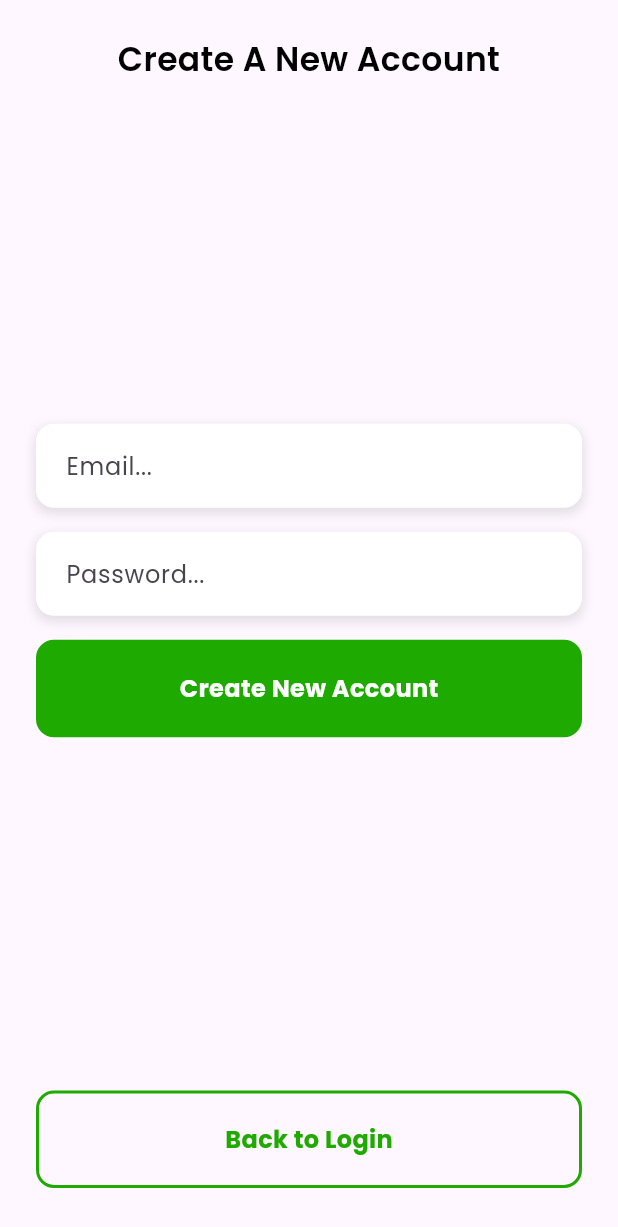
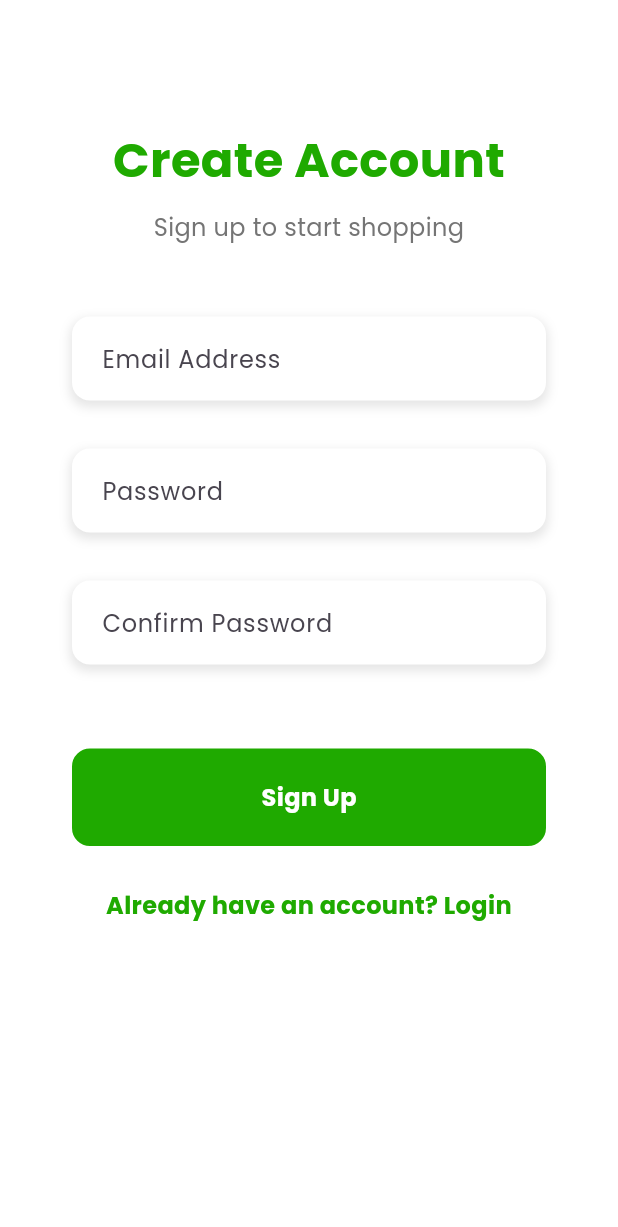
Before and after one commit to Thyon3/flutter-selfcheckout, a Flutter app: the RegisterPage screen opened directly, on a phone screen of 412 x 824 dp. Shown: the top 1227 px of the screen. Run offline on Flutter 3.47's test engine with Material 3 defaults, Android fonts, the phone set to English and light mode, and no system bars; our stand-ins replace cloud_firestore, connectivity_plus, csv, firebase_analytics, firebase_auth, firebase_messaging and 8 more; missing offline and left inert: flutter_barcode_scanner, stripe_payment; accounts and stored records are empty; statements that could not run were skipped.

Commit message:
Add registration screen with user creation

```diff
--- a/lib/screens/register.dart
+++ b/lib/screens/register.dart
@@ -1,9 +1,8 @@
 import 'package:firebase_auth/firebase_auth.dart';
 import 'package:flutter/material.dart';
-import 'package:selfcheckoutapp/screens/login.dart';
+import 'package:selfcheckoutapp/services/firebase_services.dart';
 import 'package:selfcheckoutapp/widgets/custom_button.dart';
 import 'package:selfcheckoutapp/widgets/custom_input.dart';
-import 'package:selfcheckoutapp/constants.dart';
 
 class RegisterPage extends StatefulWidget {
   @override
@@ -11,163 +10,188 @@ class RegisterPage extends StatefulWidget {
 }
 
 class _RegisterPageState extends State<RegisterPage> {
-  //ALERT DIALOG TO DISPLAY ERRORS
-  Future<void> _alertDialogBuilder(String error) async {
-    return showDialog(
+  final TextEditingController _emailController = TextEditingController();
+  final TextEditingController _passwordController = TextEditingController();
+  final TextEditingController _confirmPasswordController = TextEditingController();
+  final FirebaseServices _firebaseServices = FirebaseServices();
+  bool _isLoading = false;
+
+  void _showErrorDialog(String message) {
+    showDialog(
       context: context,
-        barrierDismissible: false,
-        builder: (context) {
-          return AlertDialog(
-            title: Text("Error"),
-            content: Container(
-              child: Text(error),
-            ),
+      builder: (context) => AlertDialog(
+        title: Text('Error'),
+        content: Text(message),
         actions: [
           TextButton(
-                child: Text("Close"),
+            onPressed: () => Navigator.pop(context),
+            child: Text('OK'),
+          ),
+        ],
+      ),
+    );
+  }
+
+  void _showSuccessDialog(String message) {
+    showDialog(
+      context: context,
+      builder: (context) => AlertDialog(
+        title: Text('Success'),
+        content: Text(message),
+        actions: [
+          TextButton(
             onPressed: () {
               Navigator.pop(context);
+              Navigator.pop(context);
             },
-              )
+            child: Text('Login'),
+          ),
         ],
+      ),
     );
-        });
   }
 
-  //FORM INPUT VALUES
-  String _registerEmail = "";
-  String _registerPassword = "";
-
-  //CREATE A NEW ACCOUNT
-  Future<String> _createAccount() async {
-    try {
-      await FirebaseAuth.instance.createUserWithEmailAndPassword(
-          email: _registerEmail, password: _registerPassword);
-      return null;
-    } on FirebaseAuthException catch (e) {
-      if (e.code == 'weak-password') {
-        return ('The password provided is too weak.');
-      } else if (e.code == 'email-already-in-use') {
-        return ('The account already exists for that email.');
-      }
-      return e.message;
-    } catch (e) {
-      return (e);
-    }
+  Future<void> _register() async {
+    if (_emailController.text.isEmpty ||
+        _passwordController.text.isEmpty ||
+        _confirmPasswordController.text.isEmpty) {
+      _showErrorDialog('Please fill in all fields');
+      return;
     }
 
-  //DEFAULT LOADING STATE
-  bool _registerFromLoading = false;
-
-  void _submitForm() async {
-    //SET THE FORM TO LOADING STATE
-    setState(() {
-      _registerFromLoading = true;
-    });
-
-    //RUN THE CREATE ACCOUNT METHOD
-    String _createAccountFeedback = await _createAccount();
-    if (_createAccountFeedback != null) {
-      _alertDialogBuilder(_createAccountFeedback);
-
-      //SET THE FORM TO REGULAR STATE
-      setState(() {
-        _registerFromLoading = false;
-      });
-    } else {
-      //STRING WAS NULL -> HOME PAGE
-      Navigator.pop(context);
-    }
+    if (_passwordController.text != _confirmPasswordController.text) {
+      _showErrorDialog('Passwords do not match');
+      return;
     }
 
-  //FOCUS NODE FOR INPUT FIELDS
-  FocusNode _inputFocusNodePassword;
-
-  //FOCUS ON TO THE TEXT FIELD
-  @override
-  void initState() {
-    _inputFocusNodePassword = FocusNode();
-    super.initState();
+    if (_passwordController.text.length < 6) {
+      _showErrorDialog('Password must be at least 6 characters');
+      return;
     }
 
-  //FOCUS OFF FROM THE TEXT FIELD
-  @override
-  void dispose() {
-    _inputFocusNodePassword.dispose();
-    super.dispose();
+    setState(() => _isLoading = true);
+
+    try {
+      final user = await _firebaseServices.createUserWithEmailAndPassword(
+        _emailController.text.trim(),
+        _passwordController.text,
+      );
+
+      if (user != null) {
+        await _firebaseServices.saveUserData(
+          user.uid,
+          {
+            'email': user.email,
+            'name': user.email?.split('@')[0] ?? 'User',
+            'createdAt': DateTime.now().toIso8601String(),
+          },
+        );
+
+        _showSuccessDialog('Account created successfully!');
+      }
+    } catch (e) {
+      String errorMessage = 'Registration failed';
+      if (e.toString().contains('email-already-in-use')) {
+        errorMessage = 'An account with this email already exists';
+      } else if (e.toString().contains('weak-password')) {
+        errorMessage = 'Password is too weak';
+      } else if (e.toString().contains('invalid-email')) {
+        errorMessage = 'Invalid email address';
+      }
+
+      _showErrorDialog(errorMessage);
+    } finally {
+      setState(() => _isLoading = false);
+    }
   }
 
   @override
   Widget build(BuildContext context) {
     return Scaffold(
+      backgroundColor: Colors.white,
       body: SafeArea(
-        child: Container(
-          width: double.infinity,
+        child: SingleChildScrollView(
+          child: Padding(
+            padding: EdgeInsets.all(24.0),
             child: Column(
-            mainAxisAlignment: MainAxisAlignment.spaceBetween,
+              crossAxisAlignment: CrossAxisAlignment.stretch,
               children: [
-              Container(
-                padding: EdgeInsets.only(
-                  top: 24.0,
+                SizedBox(height: 60.0),
+                Text(
+                  'Create Account',
+                  style: TextStyle(
+                    fontSize: 32.0,
+                    fontWeight: FontWeight.bold,
+                    color: Color(0xff1faa00),
                   ),
+                  textAlign: TextAlign.center,
+                ),
+                SizedBox(height: 10.0),
+                Text(
+                  'Sign up to start shopping',
+                  style: TextStyle(
+                    fontSize: 16.0,
+                    color: Colors.grey[600],
+                  ),
+                  textAlign: TextAlign.center,
+                ),
+                SizedBox(height: 40.0),
+                CustomInput(
+                  hintText: 'Email Address',
+                  textEditingController: _emailController,
+                  textInputType: TextInputType.emailAddress,
+                  enableSuggestions: false,
+                  autocorrect: false,
+                ),
+                SizedBox(height: 16.0),
+                CustomInput(
+                  hintText: 'Password',
+                  textEditingController: _passwordController,
+                  obscureText: true,
+                  enableSuggestions: false,
+                  autocorrect: false,
+                ),
+                SizedBox(height: 16.0),
+                CustomInput(
+                  hintText: 'Confirm Password',
+                  textEditingController: _confirmPasswordController,
+                  obscureText: true,
+                  enableSuggestions: false,
+                  autocorrect: false,
+                ),
+                SizedBox(height: 40.0),
+                CustomBtn(
+                  text: 'Sign Up',
+                  onPressed: _register,
+                  isLoading: _isLoading,
+                ),
+                SizedBox(height: 20.0),
+                GestureDetector(
+                  onTap: () => Navigator.pop(context),
                   child: Text(
-                  "Create A New Account",
+                    'Already have an account? Login',
+                    style: TextStyle(
+                      fontSize: 16.0,
+                      color: Color(0xff1faa00),
+                      fontWeight: FontWeight.bold,
+                    ),
                     textAlign: TextAlign.center,
-                  style: Constants.boldHeading,
                   ),
                 ),
-              Column(
-                children: [
-                  CustomInput(
-                    hintText: "Email...",
-                    textCapitalization: TextCapitalization.none,
-                    textInputType: TextInputType.emailAddress,
-                    onChanged: (value) {
-                      _registerEmail = value;
-                    },
-                    onSubmitted: (value) {
-                      _inputFocusNodePassword.requestFocus();
-                    },
-                    textInputAction: TextInputAction.next,
-                  ),
-                  CustomInput(
-                    hintText: "Password...",
-                    textCapitalization: TextCapitalization.none,
-                    isPasswordField: true,
-                    onChanged: (value) {
-                      _registerPassword = value;
-                    },
-                    onSubmitted: (value) {
-                      _submitForm();
-                    },
-                    focusNode: _inputFocusNodePassword,
-                  ),
-                  CustomBtn(
-                    text: "Create New Account",
-                    onPressed: () {
-                      _submitForm();
-                    },
-                    isLoading: _registerFromLoading,
-                  ),
+                SizedBox(height: 20.0),
               ],
             ),
-              Padding(
-                padding: const EdgeInsets.only(
-                  bottom: 24.0,
-                ),
-                child: CustomBtn(
-                  text: "Back to Login",
-                  onPressed: () {
-                    Navigator.push(context,
-                        MaterialPageRoute(builder: (context) => LoginPage()));
-                  },
-                  outlineBtn: true,
-                ),
-              ),
-            ],
           ),
         ),
       ),
     );
   }
+
+  @override
+  void dispose() {
+    _emailController.dispose();
+    _passwordController.dispose();
+    _confirmPasswordController.dispose();
+    super.dispose();
   }
+}
```
Lines whose indentation alone changed are shown as unchanged.
